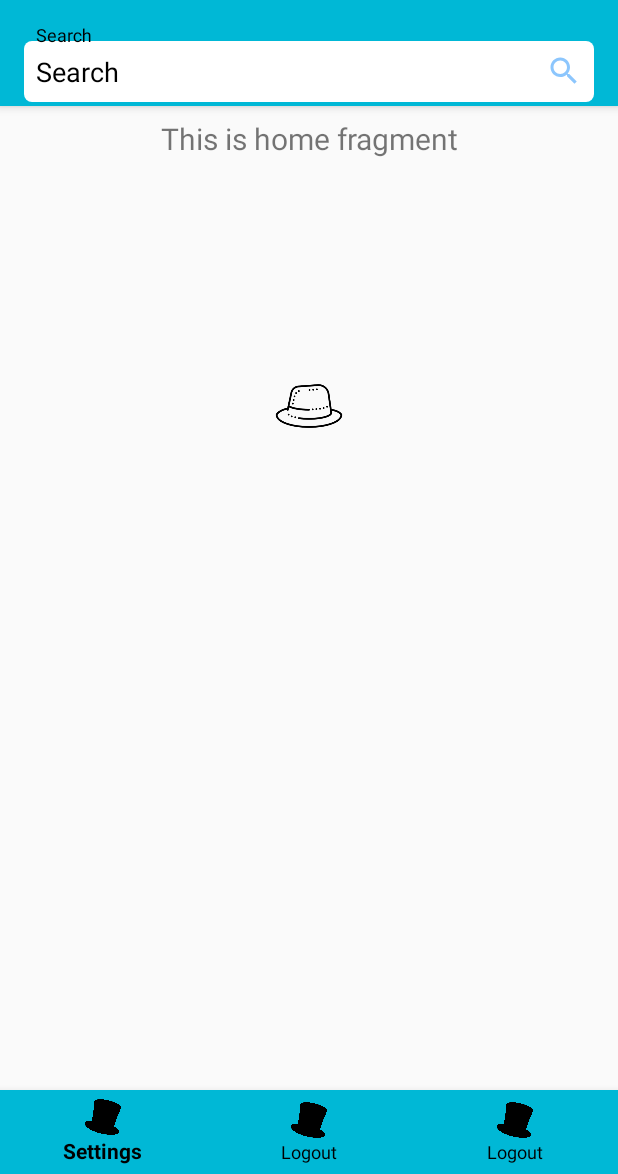
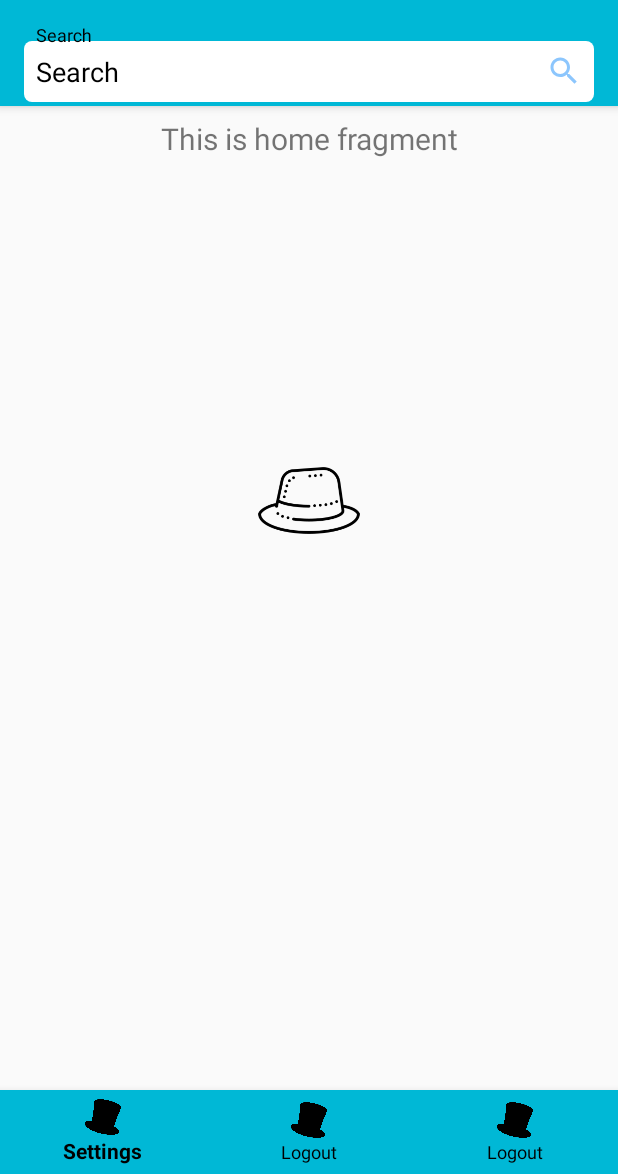
Before and after one commit to KimonnAravind/PrintArt, an Android app: the screen it shows after launch (HomeActivity), on a phone screen of 412 x 824 dp, the part 62-1236 px from its top. Run offline under Robolectric (Android 15) with nearby library versions, the phone set to English and light mode, and no system bars; our stand-ins replace Firebase (no records; nobody signed in at launch, a user with empty details on screens opened directly), Picasso, navigation-ui.

Commit message:
git commit -m "PrintArt2/10/2020"

```diff
--- a/app/src/main/java/com/assigned/printart/Adapter/Adapter.java
+++ b/app/src/main/java/com/assigned/printart/Adapter/Adapter.java
@@ -29,10 +29,6 @@ public class Adapter extends PagerAdapter
         this.moviesList = moviesList;
         inflater= LayoutInflater.from(context);
     }
-
-    /**
-     * Return the number of views available.
-     */
     @Override
     public int getCount() {
         return moviesList.size();
--- a/app/src/main/res/layout/content_home.xml
+++ b/app/src/main/res/layout/content_home.xml
@@ -32,11 +32,8 @@
             <androidx.viewpager.widget.ViewPager
                 android:id="@+id/vp"
                 android:layout_width="match_parent"
-                android:layout_height="175dp"
-                android:overScrollMode="always"
-                android:src="@color/flp"
-
-                />
+                android:layout_height="225dp"
+                 />
 
 
 
@@ -52,7 +49,7 @@
 
             <ImageView
                 android:layout_width="match_parent"
-                android:layout_height="49dp"
+                android:layout_height="75dp"
                 android:src="@drawable/hats"
 
                 />
@@ -60,7 +57,7 @@
             <androidx.viewpager.widget.ViewPager
                 android:id="@+id/vsp"
                 android:layout_width="match_parent"
-                android:layout_height="289dp"
+                android:layout_height="225dp"
                 android:overScrollMode="always"
                 android:src="@color/flp"
 
```
Also changed, not shown: app/src/main/res/layout/pageviewer.xml (+5 -6 lines).
